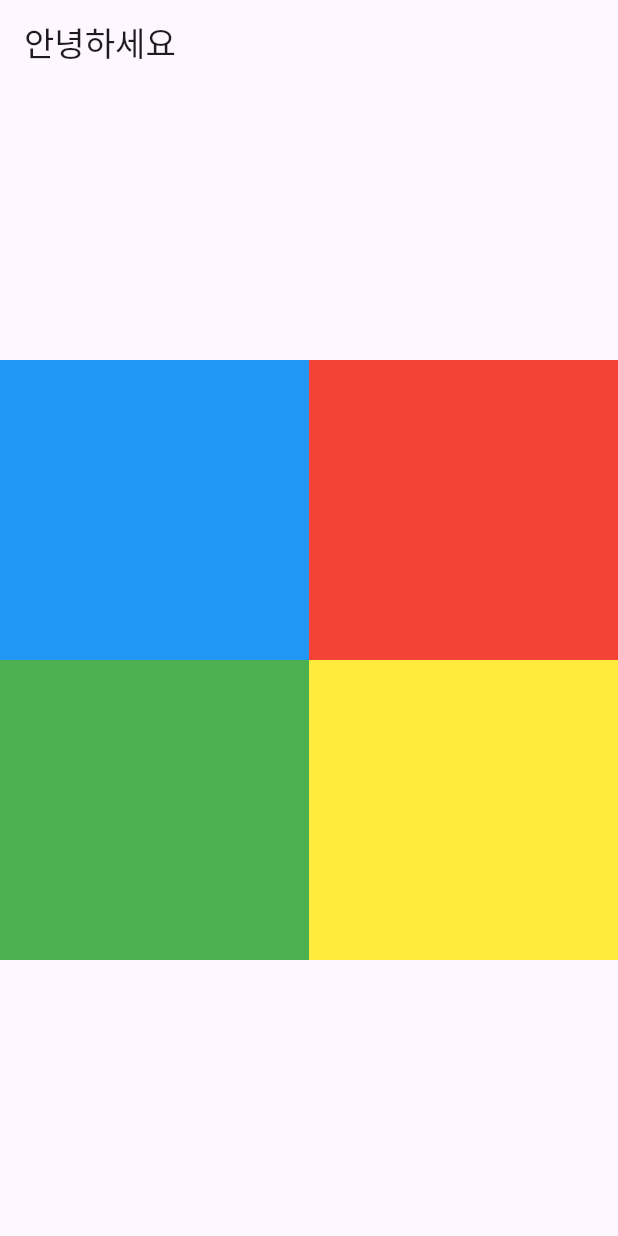
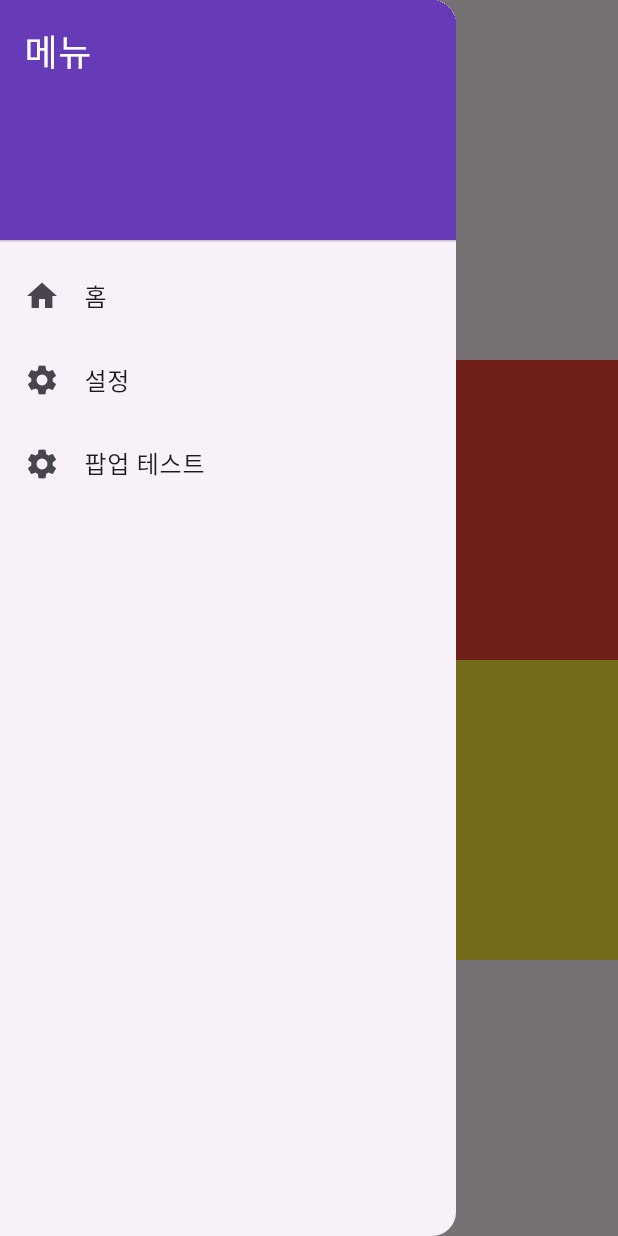
Before and after one commit to brian-jteom/chungju-flutter, a Flutter app: the screen it shows after launch, with the side drawer open (before the commit the screen has no drawer), on a phone screen of 412 x 824 dp. Run offline on Flutter 3.47's test engine with Material 3 defaults, Android fonts, the phone set to English and light mode, and no system bars.

Commit message:
팝업페이지 추가

```diff
--- /dev/null
+++ b/lib/drawer.dart
@@ -0,0 +1,55 @@
+import 'package:flutter/material.dart';
+
+class MyDrawer extends StatelessWidget {
+  const MyDrawer({super.key});
+
+  @override
+  Widget build(BuildContext context) {
+    return Drawer(
+      child: ListView(
+        padding: EdgeInsets.zero,
+        children: [
+          const DrawerHeader(
+            decoration: BoxDecoration(
+              color: Colors.deepPurple
+            ),
+            child: Text(
+              '메뉴',
+              style: TextStyle(
+                color: Colors.white,
+                fontSize: 24
+              ),
+            ),
+          ),
+          ListTile(
+            leading: const Icon(Icons.home),
+            title: const Text("홈"),
+            onTap: () {
+              Navigator.pushNamedAndRemoveUntil(
+                  context, "/", (route) => false
+              );
+            },
+          ),
+          ListTile(
+            leading: const Icon(Icons.settings),
+            title: const Text("설정"),
+            onTap: () {
+              Navigator.pushNamed(
+                  context, "/setting"
+              );
+            },
+          ),
+          ListTile(
+            leading: const Icon(Icons.settings),
+            title: const Text("팝업 테스트"),
+            onTap: () {
+              Navigator.pushNamed(
+                  context, "/popup"
+              );
+            },
+          )
+        ],
+      ),
+    );
+  }
+}
--- a/lib/main.dart
+++ b/lib/main.dart
@@ -1,4 +1,8 @@
 import 'package:flutter/material.dart';
+import 'package:hello/popup_page.dart';
+import 'package:hello/setting_page.dart';
+
+import 'drawer.dart';
 
 void main() {
   runApp(const MyApp());
@@ -15,7 +19,12 @@ class MyApp extends StatelessWidget {
       theme: ThemeData(
         colorScheme: ColorScheme.fromSeed(seedColor: Colors.deepPurple),
       ),
-      home: const MyHomePage(),
+      initialRoute: "/",
+      routes: {
+        '/': (context) => const MyHomePage(),
+        '/setting': (context) => const SettingPage(),
+        '/popup': (context) => const PopupPage()
+      },
     );
   }
 }
@@ -34,6 +43,7 @@ class _MyHomePageState extends State<MyHomePage> {
       appBar: AppBar(
         title: const Text("안녕하세요")
       ),
+      drawer: const MyDrawer(),
       body: Container(
         alignment: Alignment.center,
         child: Column(
```
Also changed, not shown: lib/popup_page.dart (added, +41 -0 lines), lib/setting_page.dart (added, +19 -0 lines).
